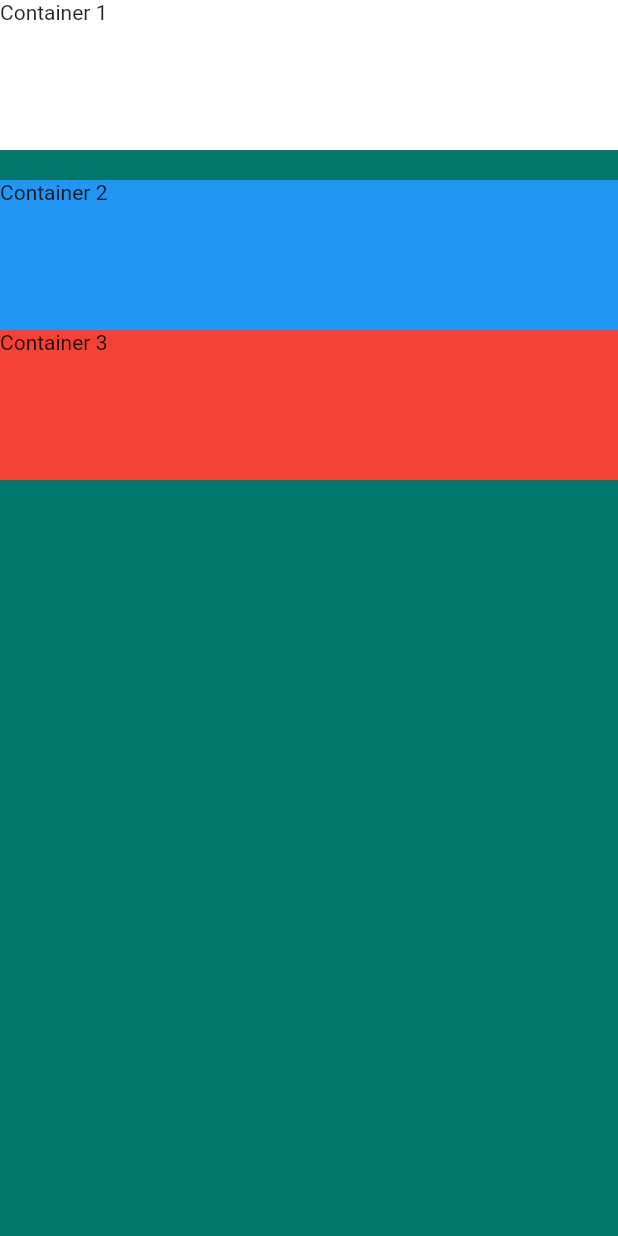
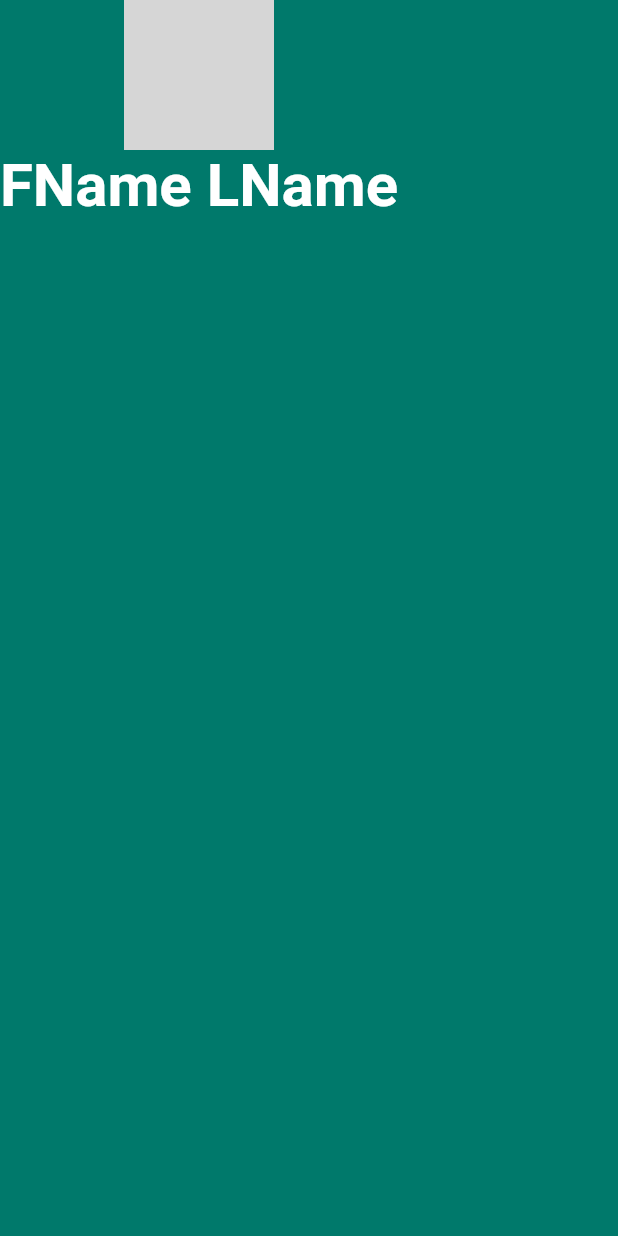
Before and after one commit to SergB47/mi_card, a Flutter app: the screen it shows after launch, on a phone screen of 412 x 824 dp. Run offline on Flutter 3.47's test engine with Material 2 defaults, Android fonts, the phone set to English and light mode, and no system bars; Roboto replaces fonts that are missing (Pacifico); grey boxes are pictures that could not be loaded.

Commit message:
add circle and text

```diff
--- a/lib/main.dart
+++ b/lib/main.dart
@@ -15,31 +15,20 @@ class MyApp extends StatelessWidget {
         backgroundColor: Colors.teal[700],
         body: SafeArea(
           child: Column(
-            // mainAxisSize: MainAxisSize.min, --
-            //mainAxisAlignment: MainAxisAlignment.center, -- размещение по центру
-            // mainAxisAlignment: MainAxisAlignment.spaceBetween, -- расстояние между элементами
-            // crossAxisAlignment: CrossAxisAlignment.end, // raend -  растянуть все по ширине  в зависимости от разсера каждого (100. 100. 300)
-            //                                             расстянеться на 300
-            crossAxisAlignment: CrossAxisAlignment.stretch,
             children: <Widget>[
-              Container(
-                height: 100.0,
-                color: Colors.white,
-                child: Text('Container 1'),
+              CircleAvatar(
+                radius: 50.0,
+                backgroundImage: AssetImage('images/ski.jpg'),
               ),
-              SizedBox(
-                height: 20.0,
+              Text(
+                'FName LName',
+                style: TextStyle(
+                  fontFamily: 'Pacifico',
+                  fontSize: 40.0,
+                  color: Colors.white,
+                  fontWeight: FontWeight.bold
                 ),
-              Container(
-                height: 100.0,
-                color: Colors.blue,
-                child: Text('Container 2'),
-              ),
-              Container(
-                height: 100.0,
-                color: Colors.red,
-                child: Text('Container 3'),
-              ),
+                )
             ],
           ),
         ),
--- a/pubspec.yaml
+++ b/pubspec.yaml
@@ -41,9 +41,9 @@ flutter:
   uses-material-design: true
 
   # To add assets to your application, add an assets section, like this:
-  # assets:
-  #  - images/a_dot_burr.jpeg
-  #  - images/a_dot_ham.jpeg
+  assets:
+   - images/ski.jpg
+
 
   # An image asset can refer to one or more resolution-specific "variants", see
   # https://flutter.dev/assets-and-images/#resolution-aware.
```
Also changed, not shown: 1 other file.
